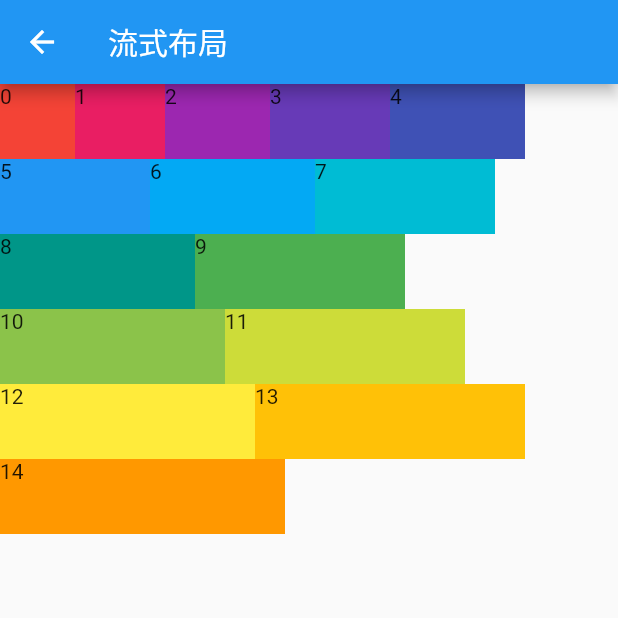
After one commit to rcj60560/flatter_wanandroid, a Flutter app: the LayoutWidgetWrap screen opened directly, on a phone screen of 412 x 824 dp, the top half of it. The commit adds this screen. Run offline on Flutter 3.47's test engine with Material 2 defaults, Android fonts, the phone set to English and light mode, and no system bars; our stand-ins replace flutter_easyrefresh, flutter_swiper; missing offline and left inert: flutter_webview_plugin; network calls fail.

Commit message:
流式布局

```diff
--- a/lib/page/android/widget_page.dart
+++ b/lib/page/android/widget_page.dart
@@ -2,11 +2,12 @@ import 'package:flutter/cupertino.dart';
 import 'package:flutter/material.dart';
 import 'package:flutter_app/page/widget/layout_widget_row.dart';
 import 'package:flutter_app/page/widget/layout_widget_stack.dart';
+import 'package:flutter_app/page/widget/layout_widget_wrap.dart';
 
 class WidgetPage extends StatelessWidget {
   final TextEditingController _controller = TextEditingController();
   final ScrollController _scrollController = ScrollController();
-  final List datas = List.from(["Row and Column", "Stack"]);
+  final List datas = List.from(["Row and Column", "Stack", "流式布局"]);
 
   //test github.login
 
@@ -40,6 +41,11 @@ class WidgetPage extends StatelessWidget {
             Navigator.of(context).push(
                 MaterialPageRoute(builder: (context) => LayoutWidgetStack()));
             break;
+
+          case 2:
+            Navigator.of(context).push(
+                MaterialPageRoute(builder: (context) => LayoutWidgetWrap()));
+            break;
         }
       },
       child: Card(
--- /dev/null
+++ b/lib/page/widget/layout_widget_wrap.dart
@@ -0,0 +1,34 @@
+import 'package:flutter/cupertino.dart';
+import 'package:flutter/material.dart';
+
+class LayoutWidgetWrap extends StatefulWidget {
+  @override
+  State<StatefulWidget> createState() {
+    return new LayoutWidgetWrapState();
+  }
+}
+
+class LayoutWidgetWrapState extends State<LayoutWidgetWrap> {
+  @override
+  Widget build(BuildContext context) {
+    return Scaffold(
+      appBar: AppBar(
+        title: Text("流式布局"),
+      ),
+      body: Container(
+        child: Wrap(
+          alignment: WrapAlignment.start,
+          children: List.generate(15, (index) {
+            double w = 50.0 + 10 * index;
+            return Container(
+              color: Colors.primaries[index],
+              height: 50,
+              width: w,
+              child: Text("$index"),
+            );
+          }),
+        ),
+      ),
+    );
+  }
+}
```
